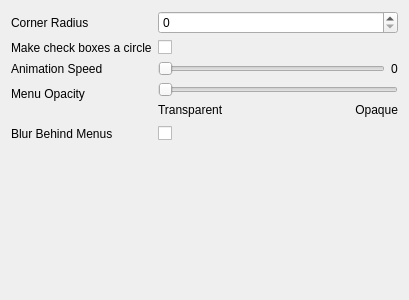
Above: src/settings/settings_app.ui from zalesyc/lilac before the change. Below: the same form after it.
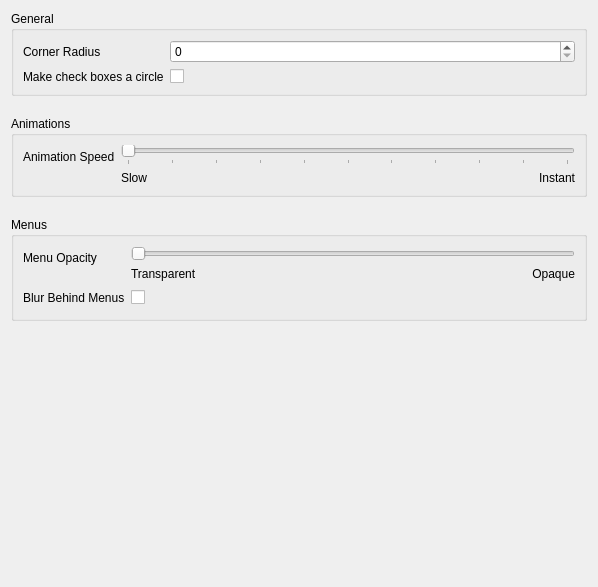
That is the form after the change. Icons and pictures are not drawn.

```diff
--- a/src/settings/settings_app.ui
+++ b/src/settings/settings_app.ui
@@ -6,13 +6,22 @@
    <rect>
     <x>0</x>
     <y>0</y>
-    <width>409</width>
-    <height>300</height>
+    <width>598</width>
+    <height>587</height>
    </rect>
   </property>
   <property name="windowTitle">
    <string>Form</string>
   </property>
+  <layout class="QVBoxLayout" name="verticalLayout_2">
+   <property name="spacing">
+    <number>20</number>
+   </property>
+   <item>
+    <widget class="QGroupBox" name="groupBox">
+     <property name="title">
+      <string>General</string>
+     </property>
   <layout class="QFormLayout" name="formLayout">
    <item row="0" column="0">
     <widget class="QLabel" name="radiusLabel">
@@ -42,42 +51,86 @@
      </property>
     </widget>
    </item>
-   <item row="2" column="0">
+     </layout>
+    </widget>
+   </item>
+   <item>
+    <widget class="QGroupBox" name="groupBox_3">
+     <property name="title">
+      <string>Animations</string>
+     </property>
+     <layout class="QFormLayout" name="formLayout_2">
+      <item row="0" column="0">
     <widget class="QLabel" name="animationSpeedLabel">
      <property name="text">
       <string>Animation Speed</string>
      </property>
     </widget>
    </item>
-   <item row="2" column="1">
-    <layout class="QHBoxLayout" name="horizontalLayout">
+      <item row="0" column="1">
+       <layout class="QVBoxLayout" name="verticalLayout_3">
      <item>
       <widget class="QSlider" name="animationSpeedSlider">
+          <property name="minimum">
+           <number>0</number>
+          </property>
        <property name="maximum">
-        <number>99</number>
+           <number>100</number>
+          </property>
+          <property name="pageStep">
+           <number>7</number>
        </property>
        <property name="orientation">
         <enum>Qt::Orientation::Horizontal</enum>
        </property>
+          <property name="tickPosition">
+           <enum>QSlider::TickPosition::TicksBelow</enum>
+          </property>
+          <property name="tickInterval">
+           <number>10</number>
+          </property>
       </widget>
      </item>
      <item>
-      <widget class="QLabel" name="animationValue">
+         <layout class="QHBoxLayout" name="horizontalLayout">
+          <item>
+           <widget class="QLabel" name="label">
        <property name="text">
-        <string>0</string>
+             <string>Slow</string>
        </property>
       </widget>
      </item>
-    </layout>
-   </item>
-   <item row="3" column="0">
+          <item>
+           <widget class="QLabel" name="label_4">
+            <property name="text">
+             <string>Instant</string>
+            </property>
+            <property name="alignment">
+             <set>Qt::AlignmentFlag::AlignRight|Qt::AlignmentFlag::AlignTrailing|Qt::AlignmentFlag::AlignVCenter</set>
+            </property>
+           </widget>
+          </item>
+         </layout>
+        </item>
+       </layout>
+      </item>
+     </layout>
+    </widget>
+   </item>
+   <item>
+    <widget class="QGroupBox" name="groupBox_2">
+     <property name="title">
+      <string>Menus</string>
+     </property>
+     <layout class="QFormLayout" name="formLayout_3">
+      <item row="0" column="0">
     <widget class="QLabel" name="menuOpacityLabel">
      <property name="text">
       <string>Menu Opacity</string>
      </property>
     </widget>
    </item>
-   <item row="3" column="1">
+      <item row="0" column="1">
     <layout class="QVBoxLayout" name="verticalLayout">
      <item>
       <widget class="QSlider" name="menuOpacitySlider">
@@ -115,14 +168,14 @@
      </item>
     </layout>
    </item>
-   <item row="4" column="0">
+      <item row="1" column="0">
     <widget class="QLabel" name="blurBehindMenusLabel">
      <property name="text">
       <string>Blur Behind Menus</string>
      </property>
     </widget>
    </item>
-   <item row="4" column="1">
+      <item row="1" column="1">
     <layout class="QHBoxLayout" name="horizontalLayout_3">
      <item>
       <widget class="QCheckBox" name="blurBehindMenusCheck">
@@ -170,6 +223,22 @@
       </widget>
      </item>
     </layout>
+      </item>
+     </layout>
+    </widget>
+   </item>
+   <item>
+    <spacer name="verticalSpacer">
+     <property name="orientation">
+      <enum>Qt::Orientation::Vertical</enum>
+     </property>
+     <property name="sizeHint" stdset="0">
+      <size>
+       <width>20</width>
+       <height>40</height>
+      </size>
+     </property>
+    </spacer>
    </item>
   </layout>
  </widget>
```
Lines whose indentation alone changed are shown as unchanged.
